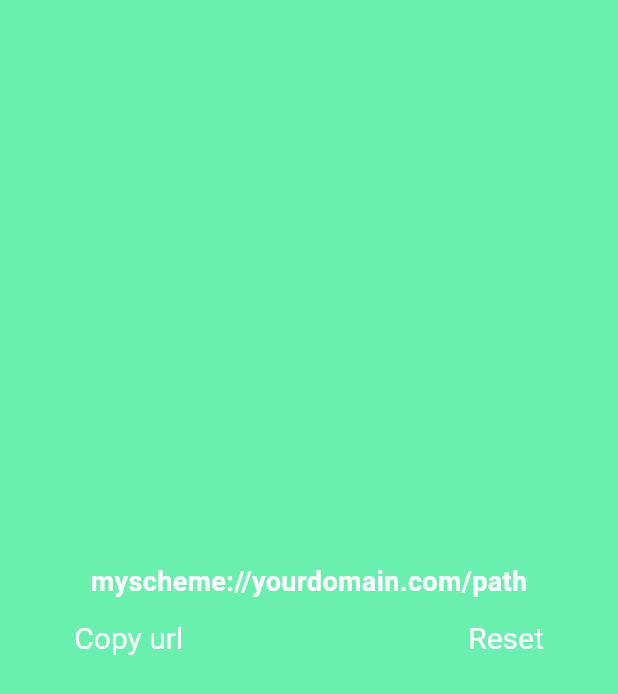
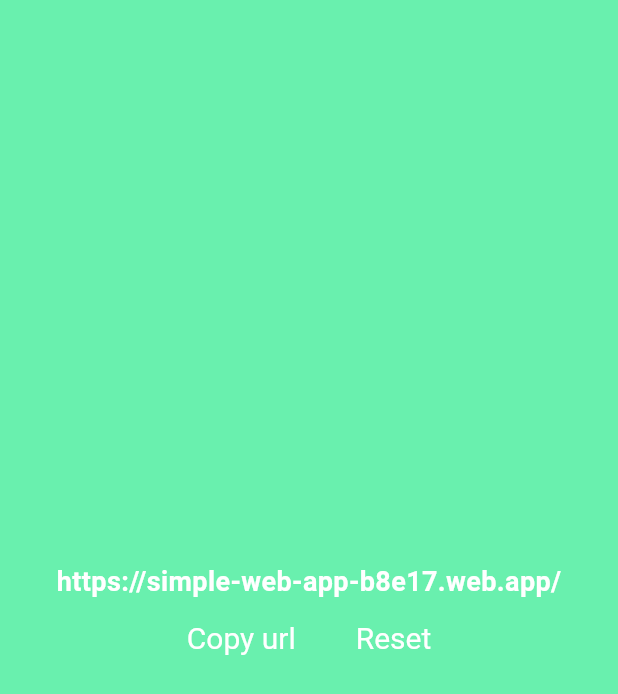
Before and after one commit to abin-ps/deeplink-demo-flutter-app, a Flutter app: the screen it shows after launch, after a tap on "Generate url", on a phone screen of 412 x 824 dp. Shown: the top 694 px of the screen. Run offline on Flutter 3.47's test engine with Material 3 defaults, Android fonts, the phone set to English and light mode, and no system bars.

Commit message:
basic app with applink

```diff
--- a/lib/screens/demo_screen.dart
+++ b/lib/screens/demo_screen.dart
@@ -26,7 +26,7 @@ class _DemoScreenState extends State<DemoScreen> {
                 : TextButton(
                     onPressed: () {
                       setState(() {
-                        deepLinkUrl = 'myscheme://yourdomain.com/path';
+                        deepLinkUrl = 'https://simple-web-app-b8e17.web.app/';
                       });
                     },
                     style: TextButton.styleFrom(foregroundColor: Colors.white, textStyle: const TextStyle(fontSize: 20)),
@@ -45,7 +45,8 @@ class _DemoScreenState extends State<DemoScreen> {
 
                     //copy or reset deeplink url
                     Row(
-                      mainAxisAlignment: MainAxisAlignment.spaceAround,
+                      mainAxisSize: MainAxisSize.min,
+                      mainAxisAlignment: MainAxisAlignment.center,
                       children: [
                         //copy deeplink url button
                         TextButton(
```
Also changed, not shown: 3 other files.
